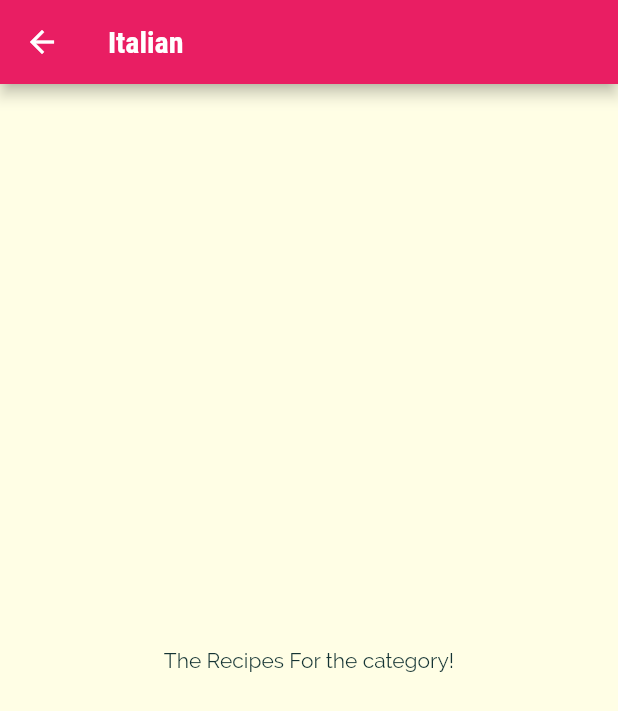
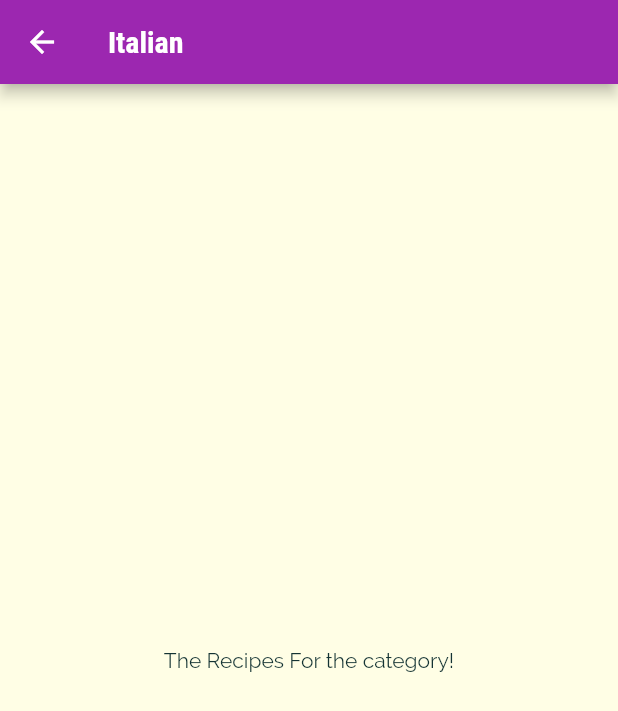
Before and after one commit to gopigoppu/learn_flutter, a Flutter app: the screen it shows after launch, after a tap on "Italian", on a phone screen of 412 x 824 dp. Shown: the top 711 px of the screen. Run offline on Flutter 3.47's test engine with Material 2 defaults, Android fonts, the phone set to English and light mode, and no system bars.

Commit message:
dynamic content load using named route arguments with navigator

```diff
--- a/lib/main.dart
+++ b/lib/main.dart
@@ -1,4 +1,5 @@
 import 'package:flutter/material.dart';
+import 'package:learn_udemy/meals/widgets/category_meals_screen.dart';
 
 import './meals/meals_main.dart';
 import 'expense/expense_main.dart';
@@ -72,7 +73,7 @@ class _MyAppState extends State<MyApp> {
   Widget build(BuildContext context) {
     return MaterialApp(
       theme: mealsTheme(),
-      home: CategoriesScreen(),
+      home: MealsApp(),
     );
   }
 }
--- a/lib/meals/meals_main.dart
+++ b/lib/meals/meals_main.dart
@@ -1,5 +1,7 @@
 import 'package:flutter/material.dart';
-import './widgets/categories_screen.dart';
+import '../main.dart';
+import 'widgets/categories_screen.dart';
+import 'widgets/category_meals_screen.dart';
 
 class MealsApp extends StatefulWidget {
   const MealsApp({super.key});
@@ -11,11 +13,10 @@ class MealsApp extends StatefulWidget {
 class _MealsAppState extends State<MealsApp> {
   @override
   Widget build(BuildContext context) {
-    return Scaffold(
-      appBar: AppBar(
-        title: Text('DeliMeals'),
-      ),
-      body: CategoriesScreen(),
+    return MaterialApp(
+      theme: mealsTheme(),
+      home: CategoriesScreen(),
+      routes: {'/category-meals': (ctx) => CategoryMealsScreen()},
     );
   }
 }
--- a/lib/meals/widgets/category_item.dart
+++ b/lib/meals/widgets/category_item.dart
@@ -1,5 +1,4 @@
 import 'package:flutter/material.dart';
-import 'category_meals_screen.dart';
 
 class CategoryItem extends StatelessWidget {
   final String id;
@@ -9,9 +8,11 @@ class CategoryItem extends StatelessWidget {
   const CategoryItem(this.id, this.title, this.color, {super.key});
 
   void selectCategory(BuildContext ctx) {
-    Navigator.of(ctx).push(MaterialPageRoute(builder: (_) {
-      return CategoryMealsScreen(id, title);
-    }));
+    Navigator.of(ctx).pushNamed('/category-meals', arguments: {
+      'id': id,
+      'title': title,
+      'color': color,
+    });
   }
 
   @override
--- a/lib/meals/widgets/category_meals_screen.dart
+++ b/lib/meals/widgets/category_meals_screen.dart
@@ -1,16 +1,23 @@
 import 'package:flutter/material.dart';
 
 class CategoryMealsScreen extends StatelessWidget {
-  final String categoryId;
-  final String categoryTitle;
+  // final String categoryId;
+  // final String categoryTitle;
 
-  const CategoryMealsScreen(this.categoryId, this.categoryTitle, {super.key});
+  // const CategoryMealsScreen(this.categoryId, this.categoryTitle, {super.key});
 
   @override
   Widget build(BuildContext context) {
+    final routeArgs =
+        ModalRoute.of(context)?.settings.arguments as Map<String, Object>;
+    // print(routeArgs);
+    final categoryTitle = routeArgs['title'] as String;
+    final categoryId = routeArgs['id'] as String;
+    final color = routeArgs['color'] as MaterialColor;
     return Scaffold(
       appBar: AppBar(
         title: Text(categoryTitle),
+        backgroundColor: color,
       ),
       body: const Center(
         child: Text('The Recipes For the category!'),
```
